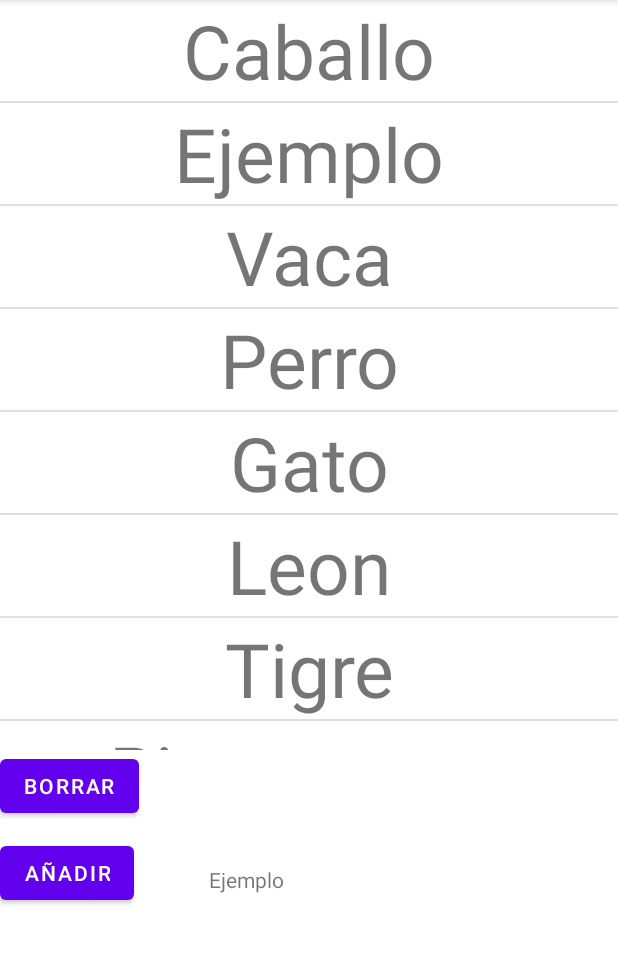
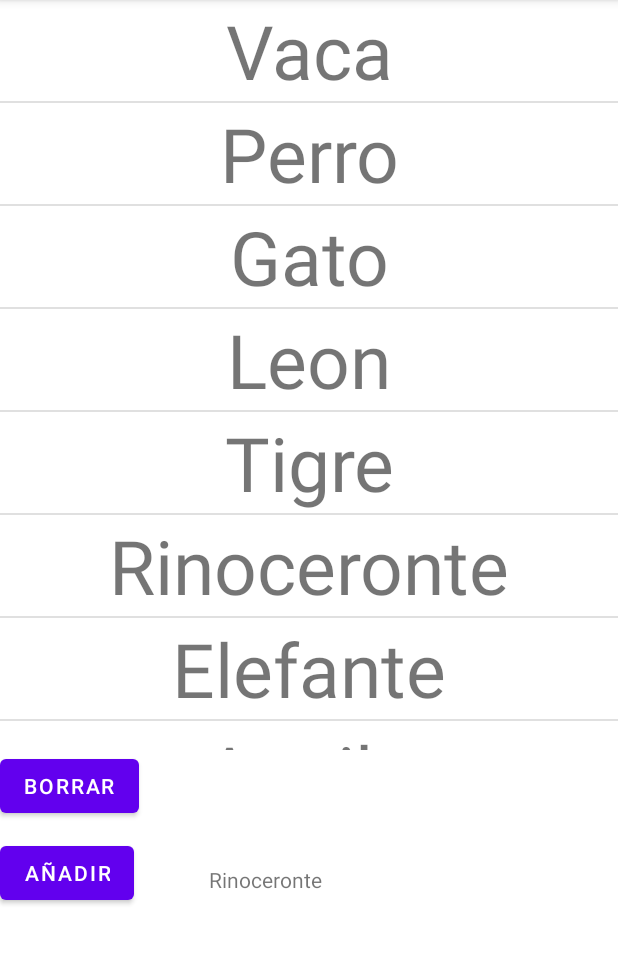
Before and after one commit to RodrigoZafra/RecyclerView, an Android app: the screen it shows after launch (MainActivity), after a tap on "AÑADIR", on a phone screen of 412 x 824 dp, the part 84-1048 px from its top. Run offline under Robolectric (Android 15) with nearby library versions, the phone set to English and light mode, and no system bars; 1 other tap on this screen came first.

Commit message:
nuevo commit

```diff
--- a/app/src/main/java/com/rzafra/recyclerview/MainActivity.java
+++ b/app/src/main/java/com/rzafra/recyclerview/MainActivity.java
@@ -55,7 +55,19 @@ public class MainActivity extends AppCompatActivity {
                 animalNames.add(posicionInsercion, item);
                 adapter.notifyItemInserted(posicionInsercion);
                 adapter.notifyItemRangeChanged(0, animalNames.size());
-                adapter.decrementarPos();
+            }
+        });
+        Button bBorrar = findViewById(R.id.borrar);
+        bBorrar.setOnClickListener(new View.OnClickListener() {
+            @Override
+            public void onClick(View view) {
+                int position = adapter.getPos();
+                if (adapter.getPos() >= 0) {
+                    animalNames.remove(adapter.getPos());
+                    adapter.notifyItemRemoved(adapter.getPos());
+                    adapter.notifyItemRangeChanged(0, animalNames.size());
+                    adapter.decrementarPos();
+                }
             }
         });
     }
--- a/app/src/main/res/layout/activity_main.xml
+++ b/app/src/main/res/layout/activity_main.xml
@@ -35,7 +35,7 @@
         android:layout_height="wrap_content"
         android:layout_marginLeft="50dp"
         android:layout_marginBottom="10dp"
-        android:text="Ejemplo"
+        android:text="Rinoceronte"
         app:layout_constraintBottom_toBottomOf="@id/añadir"
         app:layout_constraintStart_toEndOf="@id/añadir" />
 </androidx.constraintlayout.widget.ConstraintLayout>
```
